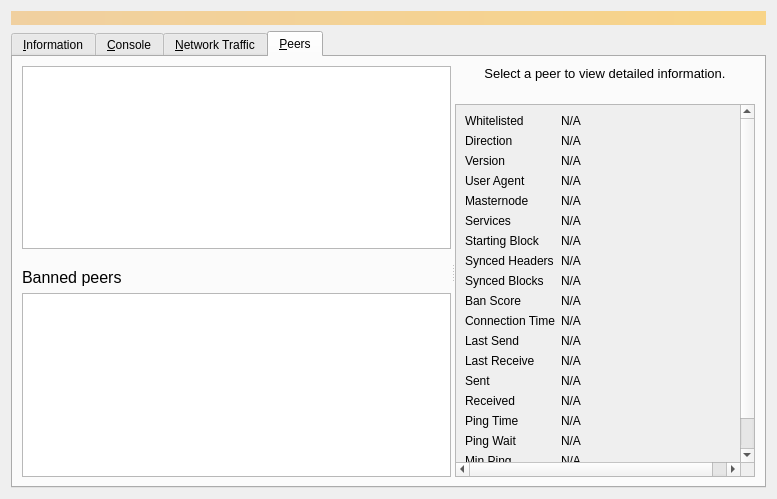
Before: the Qt Designer form src/qt/forms/debugwindow.ui in ChainCoinUnlimited/ChainCoin, drawn with Qt 5.
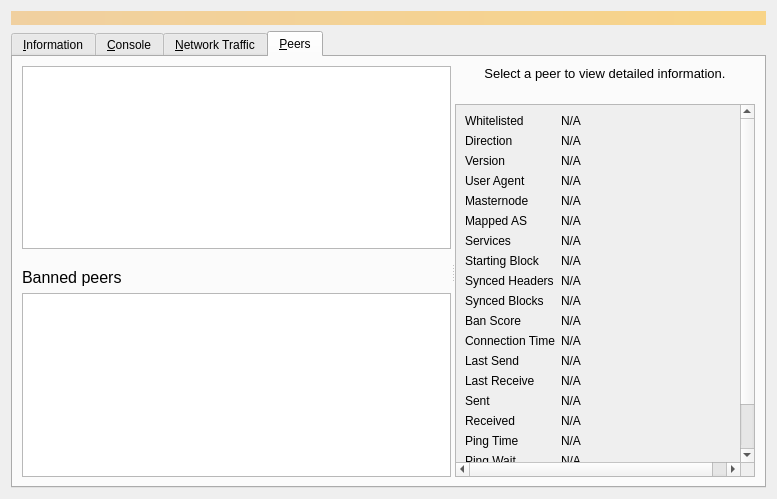
After: the same form once the commit is applied. Icons and pictures are not drawn. Custom widgets are drawn as their Qt base class.

Commit message: gui: display Mapped AS in peers info window

The edit to the form file:
```diff
--- a/src/qt/forms/debugwindow.ui
+++ b/src/qt/forms/debugwindow.ui
@@ -524,7 +524,7 @@
             <string/>
            </property>
            <property name="icon">
-            <iconset>
+            <iconset resource="../chaincoin.qrc">
              <normaloff>:/icons/fontsmaller</normaloff>:/icons/fontsmaller</iconset>
            </property>
            <property name="iconSize">
@@ -556,7 +556,7 @@
             <string/>
            </property>
            <property name="icon">
-            <iconset>
+            <iconset resource="../chaincoin.qrc">
              <normaloff>:/icons/fontbigger</normaloff>:/icons/fontbigger</iconset>
            </property>
            <property name="iconSize">
@@ -591,7 +591,7 @@
             <string/>
            </property>
            <property name="icon">
-            <iconset>
+            <iconset resource="../chaincoin.qrc">
              <normaloff>:/icons/remove</normaloff>:/icons/remove</iconset>
            </property>
            <property name="shortcut">
@@ -646,7 +646,7 @@
             <string/>
            </property>
            <property name="icon">
-            <iconset>
+            <iconset resource="../chaincoin.qrc">
              <normaloff>:/icons/prompticon</normaloff>
              <disabledoff>:/icons/prompticon</disabledoff>:/icons/prompticon</iconset>
            </property>
@@ -666,12 +666,12 @@
          </item>
          <item>
           <widget class="QLineEdit" name="lineEdit">
+           <property name="enabled">
+            <bool>false</bool>
+           </property>
            <property name="placeholderText">
             <string/>
            </property>
-           <property name="enabled">
-            <bool>false</bool>
-           </property>
           </widget>
          </item>
         </layout>
@@ -1089,7 +1089,7 @@
                 <x>0</x>
                 <y>0</y>
                 <width>300</width>
-                <height>472</height>
+                <height>496</height>
                </rect>
               </property>
               <property name="minimumSize">
@@ -1099,7 +1099,106 @@
                </size>
               </property>
               <layout class="QGridLayout" name="gridLayout_2" columnstretch="0,1">
-               <item row="18" column="1">
+               <item row="7" column="0">
+                <widget class="QLabel" name="label_29">
+                 <property name="text">
+                  <string>Starting Block</string>
+                 </property>
+                </widget>
+               </item>
+               <item row="1" column="0">
+                <widget class="QLabel" name="label_23">
+                 <property name="text">
+                  <string>Direction</string>
+                 </property>
+                </widget>
+               </item>
+               <item row="4" column="1">
+                <widget class="QLabel" name="peerMasternode">
+                 <property name="text">
+                  <string>N/A</string>
+                 </property>
+                </widget>
+               </item>
+               <item row="14" column="1">
+                <widget class="QLabel" name="peerBytesSent">
+                 <property name="cursor">
+                  <cursorShape>IBeamCursor</cursorShape>
+                 </property>
+                 <property name="text">
+                  <string>N/A</string>
+                 </property>
+                 <property name="textFormat">
+                  <enum>Qt::PlainText</enum>
+                 </property>
+                 <property name="textInteractionFlags">
+                  <set>Qt::LinksAccessibleByMouse|Qt::TextSelectableByKeyboard|Qt::TextSelectableByMouse</set>
+                 </property>
+                </widget>
+               </item>
+               <item row="15" column="1">
+                <widget class="QLabel" name="peerBytesRecv">
+                 <property name="cursor">
+                  <cursorShape>IBeamCursor</cursorShape>
+                 </property>
+                 <property name="text">
+                  <string>N/A</string>
+                 </property>
+                 <property name="textFormat">
+                  <enum>Qt::PlainText</enum>
+                 </property>
+                 <property name="textInteractionFlags">
+                  <set>Qt::LinksAccessibleByMouse|Qt::TextSelectableByKeyboard|Qt::TextSelectableByMouse</set>
+                 </property>
+                </widget>
+               </item>
+               <item row="14" column="0">
+                <widget class="QLabel" name="label_18">
+                 <property name="text">
+                  <string>Sent</string>
+                 </property>
+                </widget>
+               </item>
+               <item row="10" column="0">
+                <widget class="QLabel" name="label_24">
+                 <property name="text">
+                  <string>Ban Score</string>
+                 </property>
+                </widget>
+               </item>
+               <item row="1" column="1">
+                <widget class="QLabel" name="peerDirection">
+                 <property name="cursor">
+                  <cursorShape>IBeamCursor</cursorShape>
+                 </property>
+                 <property name="text">
+                  <string>N/A</string>
+                 </property>
+                 <property name="textFormat">
+                  <enum>Qt::PlainText</enum>
+                 </property>
+                 <property name="textInteractionFlags">
+                  <set>Qt::LinksAccessibleByMouse|Qt::TextSelectableByKeyboard|Qt::TextSelectableByMouse</set>
+                 </property>
+                </widget>
+               </item>
+               <item row="10" column="1">
+                <widget class="QLabel" name="peerBanScore">
+                 <property name="cursor">
+                  <cursorShape>IBeamCursor</cursorShape>
+                 </property>
+                 <property name="text">
+                  <string>N/A</string>
+                 </property>
+                 <property name="textFormat">
+                  <enum>Qt::PlainText</enum>
+                 </property>
+                 <property name="textInteractionFlags">
+                  <set>Qt::LinksAccessibleByMouse|Qt::TextSelectableByKeyboard|Qt::TextSelectableByMouse</set>
+                 </property>
+                </widget>
+               </item>
+               <item row="19" column="1">
                 <widget class="QLabel" name="timeoffset">
                  <property name="cursor">
                   <cursorShape>IBeamCursor</cursorShape>
@@ -1115,30 +1214,76 @@
                  </property>
                 </widget>
                </item>
-               <item row="18" column="0">
-                <widget class="QLabel" name="label_timeoffset">
+               <item row="2" column="1">
+                <widget class="QLabel" name="peerVersion">
+                 <property name="cursor">
+                  <cursorShape>IBeamCursor</cursorShape>
+                 </property>
                  <property name="text">
-                  <string>Time Offset</string>
+                  <string>N/A</string>
+                 </property>
+                 <property name="textFormat">
+                  <enum>Qt::PlainText</enum>
+                 </property>
+                 <property name="textInteractionFlags">
+                  <set>Qt::LinksAccessibleByMouse|Qt::TextSelectableByKeyboard|Qt::TextSelectableByMouse</set>
+                 </property>
+                </widget>
+               </item>
+               <item row="11" column="1">
+                <widget class="QLabel" name="peerConnTime">
+                 <property name="cursor">
+                  <cursorShape>IBeamCursor</cursorShape>
+                 </property>
+                 <property name="text">
+                  <string>N/A</string>
+                 </property>
+                 <property name="textFormat">
+                  <enum>Qt::PlainText</enum>
+                 </property>
+                 <property name="textInteractionFlags">
+                  <set>Qt::LinksAccessibleByMouse|Qt::TextSelectableByKeyboard|Qt::TextSelectableByMouse</set>
+                 </property>
+                </widget>
+               </item>
+               <item row="7" column="1">
+                <widget class="QLabel" name="peerHeight">
+                 <property name="cursor">
+                  <cursorShape>IBeamCursor</cursorShape>
+                 </property>
+                 <property name="text">
+                  <string>N/A</string>
+                 </property>
+                 <property name="textFormat">
+                  <enum>Qt::PlainText</enum>
+                 </property>
+                 <property name="textInteractionFlags">
+                  <set>Qt::LinksAccessibleByMouse|Qt::TextSelectableByKeyboard|Qt::TextSelectableByMouse</set>
+                 </property>
+                </widget>
+               </item>
+               <item row="11" column="0">
+                <widget class="QLabel" name="label_22">
+                 <property name="text">
+                  <string>Connection Time</string>
+                 </property>
+                </widget>
+               </item>
+               <item row="12" column="0">
+                <widget class="QLabel" name="label_15">
+                 <property name="text">
+                  <string>Last Send</string>
+                 </property>
+                </widget>
+               </item>
+               <item row="8" column="0">
+                <widget class="QLabel" name="label_27">
+                 <property name="text">
+                  <string>Synced Headers</string>
                  </property>
                 </widget>
                </item>
                <item row="17" column="1">
-                <widget class="QLabel" name="peerMinPing">
-                 <property name="cursor">
-                  <cursorShape>IBeamCursor</cursorShape>
-                 </property>
-                 <property name="text">
-                  <string>N/A</string>
-                 </property>
-                 <property name="textFormat">
-                  <enum>Qt::PlainText</enum>
-                 </property>
-                 <property name="textInteractionFlags">
-                  <set>Qt::LinksAccessibleByMouse|Qt::TextSelectableByKeyboard|Qt::TextSelectableByMouse</set>
-                 </property>
-                </widget>
-               </item>
-               <item row="16" column="1">
                 <widget class="QLabel" name="peerPingWait">
                  <property name="cursor">
                   <cursorShape>IBeamCursor</cursorShape>
@@ -1154,14 +1299,76 @@
                  </property>
                 </widget>
                </item>
+               <item row="9" column="0">
+                <widget class="QLabel" name="label_25">
+                 <property name="text">
+                  <string>Synced Blocks</string>
+                 </property>
+                </widget>
+               </item>
+               <item row="4" column="0">
+                <widget class="QLabel" name="label_2">
+                 <property name="text">
+                  <string>Masternode</string>
+                 </property>
+                </widget>
+               </item>
+               <item row="0" column="1">
+                <widget class="QLabel" name="peerWhitelisted">
+                 <property name="cursor">
+                  <cursorShape>IBeamCursor</cursorShape>
+                 </property>
+                 <property name="text">
+                  <string>N/A</string>
+                 </property>
+                 <property name="textFormat">
+                  <enum>Qt::PlainText</enum>
+                 </property>
+                 <property name="textInteractionFlags">
+                  <set>Qt::LinksAccessibleByMouse|Qt::TextSelectableByKeyboard|Qt::TextSelectableByMouse</set>
+                 </property>
+                </widget>
+               </item>
+               <item row="19" column="0">
+                <widget class="QLabel" name="label_timeoffset">
+                 <property name="text">
+                  <string>Time Offset</string>
+                 </property>
+                </widget>
+               </item>
+               <item row="13" column="1">
+                <widget class="QLabel" name="peerLastRecv">
+                 <property name="cursor">
+                  <cursorShape>IBeamCursor</cursorShape>
+                 </property>
+                 <property name="text">
+                  <string>N/A</string>
+                 </property>
+                 <property name="textFormat">
+                  <enum>Qt::PlainText</enum>
+                 </property>
+                 <property name="textInteractionFlags">
+                  <set>Qt::LinksAccessibleByMouse|Qt::TextSelectableByKeyboard|Qt::TextSelectableByMouse</set>
+                 </property>
+                </widget>
+               </item>
+               <item row="12" column="1">
+                <widget class="QLabel" name="peerLastSend">
+                 <property name="cursor">
+                  <cursorShape>IBeamCursor</cursorShape>
+                 </property>
+                 <property name="text">
+                  <string>N/A</string>
+                 </property>
+                 <property name="textFormat">
+                  <enum>Qt::PlainText</enum>
+                 </property>
+                 <property name="textInteractionFlags">
+                  <set>Qt::LinksAccessibleByMouse|Qt::TextSelectableByKeyboard|Qt::TextSelectableByMouse</set>
+                 </property>
+                </widget>
+               </item>
                <item row="17" column="0">
-                <widget class="QLabel" name="peerMinPingLabel">
-                 <property name="text">
-                  <string>Min Ping</string>
-                 </property>
-                </widget>
-               </item>
-               <item row="16" column="0">
                 <widget class="QLabel" name="peerPingWaitLabel">
                  <property name="toolTip">
                   <string>The duration of a currently outstanding ping.</string>
@@ -1171,84 +1378,15 @@
                  </property>
                 </widget>
                </item>
-               <item row="15" column="1">
-                <widget class="QLabel" name="peerPingTime">
-                 <property name="cursor">
-                  <cursorShape>IBeamCursor</cursorShape>
-                 </property>
-                 <property name="text">
-                  <string>N/A</string>
-                 </property>
-                 <property name="textFormat">
-                  <enum>Qt::PlainText</enum>
-                 </property>
-                 <property name="textInteractionFlags">
-                  <set>Qt::LinksAccessibleByMouse|Qt::TextSelectableByKeyboard|Qt::TextSelectableByMouse</set>
-                 </property>
-                </widget>
-               </item>
-               <item row="15" column="0">
-                <widget class="QLabel" name="label_26">
-                 <property name="text">
-                  <string>Ping Time</string>
-                 </property>
-                </widget>
-               </item>
-               <item row="14" column="1">
-                <widget class="QLabel" name="peerBytesRecv">
-                 <property name="cursor">
-                  <cursorShape>IBeamCursor</cursorShape>
-                 </property>
-                 <property name="text">
-                  <string>N/A</string>
-                 </property>
-                 <property name="textFormat">
-                  <enum>Qt::PlainText</enum>
-                 </property>
-                 <property name="textInteractionFlags">
-                  <set>Qt::LinksAccessibleByMouse|Qt::TextSelectableByKeyboard|Qt::TextSelectableByMouse</set>
-                 </property>
-                </widget>
-               </item>
-               <item row="14" column="0">
-                <widget class="QLabel" name="label_20">
-                 <property name="text">
-                  <string>Received</string>
-                 </property>
-                </widget>
-               </item>
-               <item row="13" column="1">
-                <widget class="QLabel" name="peerBytesSent">
-                 <property name="cursor">
-                  <cursorShape>IBeamCursor</cursorShape>
-                 </property>
-                 <property name="text">
-                  <string>N/A</string>
-                 </property>
-                 <property name="textFormat">
-                  <enum>Qt::PlainText</enum>
-                 </property>
-                 <property name="textInteractionFlags">
-                  <set>Qt::LinksAccessibleByMouse|Qt::TextSelectableByKeyboard|Qt::TextSelectableByMouse</set>
-                 </property>
-                </widget>
-               </item>
-               <item row="12" column="0">
+               <item row="13" column="0">
                 <widget class="QLabel" name="label_19">
                  <property name="text">
                   <string>Last Receive</string>
                  </property>
                 </widget>
                </item>
-               <item row="13" column="0">
-                <widget class="QLabel" name="label_18">
-                 <property name="text">
-                  <string>Sent</string>
-                 </property>
-                </widget>
-               </item>
-               <item row="12" column="1">
-                <widget class="QLabel" name="peerLastRecv">
+               <item row="18" column="1">
+                <widget class="QLabel" name="peerMinPing">
                  <property name="cursor">
                   <cursorShape>IBeamCursor</cursorShape>
                  </property>
@@ -1263,54 +1401,8 @@
                  </property>
                 </widget>
                </item>
-               <item row="11" column="1">
-                <widget class="QLabel" name="peerLastSend">
-                 <property name="cursor">
-                  <cursorShape>IBeamCursor</cursorShape>
-                 </property>
-                 <property name="text">
-                  <string>N/A</string>
-                 </property>
-                 <property name="textFormat">
-                  <enum>Qt::PlainText</enum>
-                 </property>
-                 <property name="textInteractionFlags">
-                  <set>Qt::LinksAccessibleByMouse|Qt::TextSelectableByKeyboard|Qt::TextSelectableByMouse</set>
-                 </property>
-                </widget>
-               </item>
-               <item row="0" column="0">
-                <widget class="QLabel" name="label_30">
-                 <property name="text">
-                  <string>Whitelisted</string>
-                 </property>
-                </widget>
-               </item>
-               <item row="0" column="1">
-                <widget class="QLabel" name="peerWhitelisted">
-                 <property name="cursor">
-                  <cursorShape>IBeamCursor</cursorShape>
-                 </property>
-                 <property name="text">
-                  <string>N/A</string>
-                 </property>
-                 <property name="textFormat">
-                  <enum>Qt::PlainText</enum>
-                 </property>
-                 <property name="textInteractionFlags">
-                  <set>Qt::LinksAccessibleByMouse|Qt::TextSelectableByKeyboard|Qt::TextSelectableByMouse</set>
-                 </property>
-                </widget>
-               </item>
-               <item row="1" column="0">
-                <widget class="QLabel" name="label_23">
-                 <property name="text">
-                  <string>Direction</string>
-                 </property>
-                </widget>
-               </item>
-               <item row="1" column="1">
-                <widget class="QLabel" name="peerDirection">
+               <item row="9" column="1">
+                <widget class="QLabel" name="peerCommonHeight">
                  <property name="cursor">
                   <cursorShape>IBeamCursor</cursorShape>
                  </property>
@@ -1332,8 +1424,8 @@
                  </property>
                 </widget>
                </item>
-               <item row="2" column="1">
-                <widget class="QLabel" name="peerVersion">
+               <item row="16" column="1">
+                <widget class="QLabel" name="peerPingTime">
                  <property name="cursor">
                   <cursorShape>IBeamCursor</cursorShape>
                  </property>
@@ -1348,6 +1440,36 @@
                  </property>
                 </widget>
                </item>
+               <item row="3" column="1">
+                <widget class="QLabel" name="peerSubversion">
+                 <property name="cursor">
+                  <cursorShape>IBeamCursor</cursorShape>
+                 </property>
+                 <property name="text">
+                  <string>N/A</string>
+                 </property>
+                 <property name="textFormat">
+                  <enum>Qt::PlainText</enum>
+                 </property>
+                 <property name="textInteractionFlags">
+                  <set>Qt::LinksAccessibleByMouse|Qt::TextSelectableByKeyboard|Qt::TextSelectableByMouse</set>
+                 </property>
+                </widget>
+               </item>
+               <item row="0" column="0">
+                <widget class="QLabel" name="label_30">
+                 <property name="text">
+                  <string>Whitelisted</string>
+                 </property>
+                </widget>
+               </item>
+               <item row="16" column="0">
+                <widget class="QLabel" name="label_26">
+                 <property name="text">
+                  <string>Ping Time</string>
+                 </property>
+                </widget>
+               </item>
                <item row="3" column="0">
                 <widget class="QLabel" name="label_28">
                  <property name="text">
@@ -1355,30 +1477,14 @@
                  </property>
                 </widget>
                </item>
-               <item row="3" column="1">
-                <widget class="QLabel" name="peerSubversion">
-                 <property name="cursor">
-                  <cursorShape>IBeamCursor</cursorShape>
-                 </property>
+               <item row="15" column="0">
+                <widget class="QLabel" name="label_20">
                  <property name="text">
-                  <string>N/A</string>
+                  <string>Received</string>
                  </property>
-                 <property name="textFormat">
-                  <enum>Qt::PlainText</enum>
-                 </property>
-                 <property name="textInteractionFlags">
-                  <set>Qt::LinksAccessibleByMouse|Qt::TextSelectableByKeyboard|Qt::TextSelectableByMouse</set>
-                 </property>
                 </widget>
                </item>
-               <item row="5" column="0">
-                <widget class="QLabel" name="label_4">
-                 <property name="text">
-                  <string>Services</string>
-                 </property>
-                </widget>
-               </item>
-               <item row="5" column="1">
+               <item row="6" column="1">
                 <widget class="QLabel" name="peerServices">
                  <property name="cursor">
                   <cursorShape>IBeamCursor</cursorShape>
@@ -1395,60 +1501,21 @@
                 </widget>
                </item>
                <item row="6" column="0">
-                <widget class="QLabel" name="label_29">
+                <widget class="QLabel" name="label_4">
                  <property name="text">
-                  <string>Starting Block</string>
+                  <string>Services</string>
                  </property>
                 </widget>
                </item>
-               <item row="6" column="1">
-                <widget class="QLabel" name="peerHeight">
-                 <property name="cursor">
-                  <cursorShape>IBeamCursor</cursorShape>
-                 </property>
+               <item row="18" column="0">
+                <widget class="QLabel" name="peerMinPingLabel">
                  <property name="text">
-                  <string>N/A</string>
-                 </property>
-                 <property name="textFormat">
-                  <enum>Qt::PlainText</enum>
-                 </property>
-                 <property name="textInteractionFlags">
-                  <set>Qt::LinksAccessibleByMouse|Qt::TextSelectableByKeyboard|Qt::TextSelectableByMouse</set>
-                 </property>
-                </widget>
-               </item>
-               <item row="7" column="0">
-                <widget class="QLabel" name="label_27">
-                 <property name="text">
-                  <string>Synced Headers</string>
-                 </property>
-                </widget>
-               </item>
-               <item row="7" column="1">
-                <widget class="QLabel" name="peerSyncHeight">
-                 <property name="cursor">
-                  <cursorShape>IBeamCursor</cursorShape>
-                 </property>
-                 <property name="text">
-                  <string>N/A</string>
-                 </property>
-                 <property name="textFormat">
-                  <enum>Qt::PlainText</enum>
-                 </property>
-                 <property name="textInteractionFlags">
-                  <set>Qt::LinksAccessibleByMouse|Qt::TextSelectableByKeyboard|Qt::TextSelectableByMouse</set>
-                 </property>
-                </widget>
-               </item>
-               <item row="8" column="0">
-                <widget class="QLabel" name="label_25">
-                 <property name="text">
-                  <string>Synced Blocks</string>
+                  <string>Min Ping</string>
                  </property>
                 </widget>
                </item>
                <item row="8" column="1">
-                <widget class="QLabel" name="peerCommonHeight">
+                <widget class="QLabel" name="peerSyncHeight">
                  <property name="cursor">
                   <cursorShape>IBeamCursor</cursorShape>
                  </property>
@@ -1463,68 +1530,15 @@
                  </property>
                 </widget>
                </item>
-               <item row="9" column="0">
-                <widget class="QLabel" name="label_24">
+               <item row="5" column="0">
+                <widget class="QLabel" name="label_5">
                  <property name="text">
-                  <string>Ban Score</string>
+                  <string>Mapped AS</string>
                  </property>
                 </widget>
                </item>
-               <item row="9" column="1">
-                <widget class="QLabel" name="peerBanScore">
-                 <property name="cursor">
-                  <cursorShape>IBeamCursor</cursorShape>
-                 </property>
-                 <property name="text">
-                  <string>N/A</string>
-                 </property>
-                 <property name="textFormat">
-                  <enum>Qt::PlainText</enum>
-                 </property>
-                 <property name="textInteractionFlags">
-                  <set>Qt::LinksAccessibleByMouse|Qt::TextSelectableByKeyboard|Qt::TextSelectableByMouse</set>
-                 </property>
-                </widget>
-               </item>
-               <item row="10" column="0">
-                <widget class="QLabel" name="label_22">
-                 <property name="text">
-                  <string>Connection Time</string>
-                 </property>
-                </widget>
-               </item>
-               <item row="10" column="1">
-                <widget class="QLabel" name="peerConnTime">
-                 <property name="cursor">
-                  <cursorShape>IBeamCursor</cursorShape>
-                 </property>
-                 <property name="text">
-                  <string>N/A</string>
-                 </property>
-                 <property name="textFormat">
-                  <enum>Qt::PlainText</enum>
-                 </property>
-                 <property name="textInteractionFlags">
-                  <set>Qt::LinksAccessibleByMouse|Qt::TextSelectableByKeyboard|Qt::TextSelectableByMouse</set>
-                 </property>
-                </widget>
-               </item>
-               <item row="11" column="0">
-                <widget class="QLabel" name="label_15">
-                 <property name="text">
-                  <string>Last Send</string>
-                 </property>
-                </widget>
-               </item>
-               <item row="4" column="0">
-                <widget class="QLabel" name="label_2">
-                 <property name="text">
-                  <string>Masternode</string>
-                 </property>
-                </widget>
-               </item>
-               <item row="4" column="1">
-                <widget class="QLabel" name="peerMasternode">
+               <item row="5" column="1">
+                <widget class="QLabel" name="peerMappedAS">
                  <property name="text">
                   <string>N/A</string>
                  </property>
```
Left out of the diff: 4 changed lines with no effect on the pictures. The commit also changes 1 other file.
